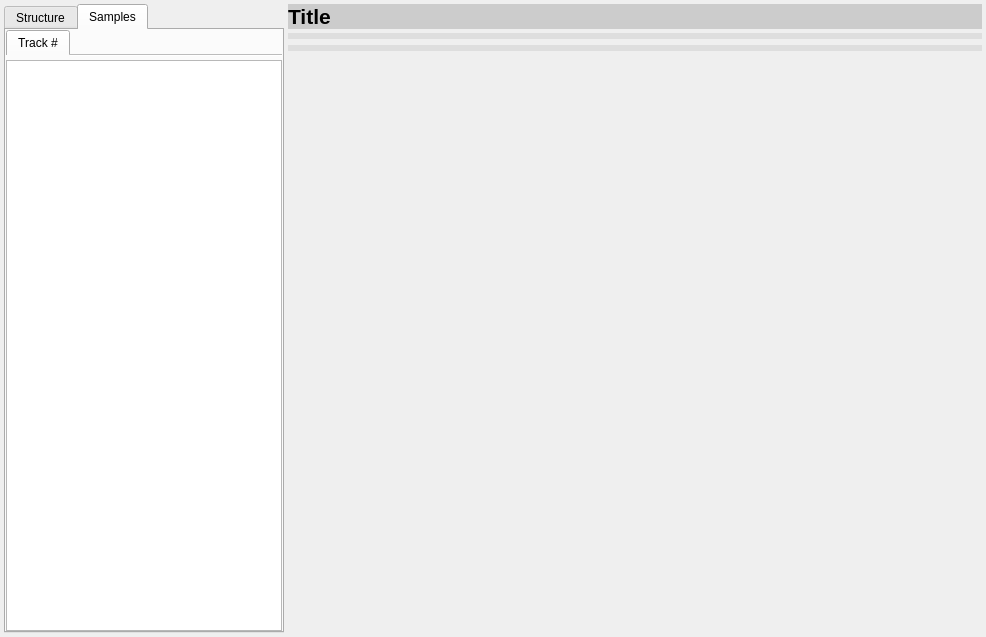
Qt form mini_analyser/ui/tabcontainer.ui (emericg/MiniVideo) before a commit.
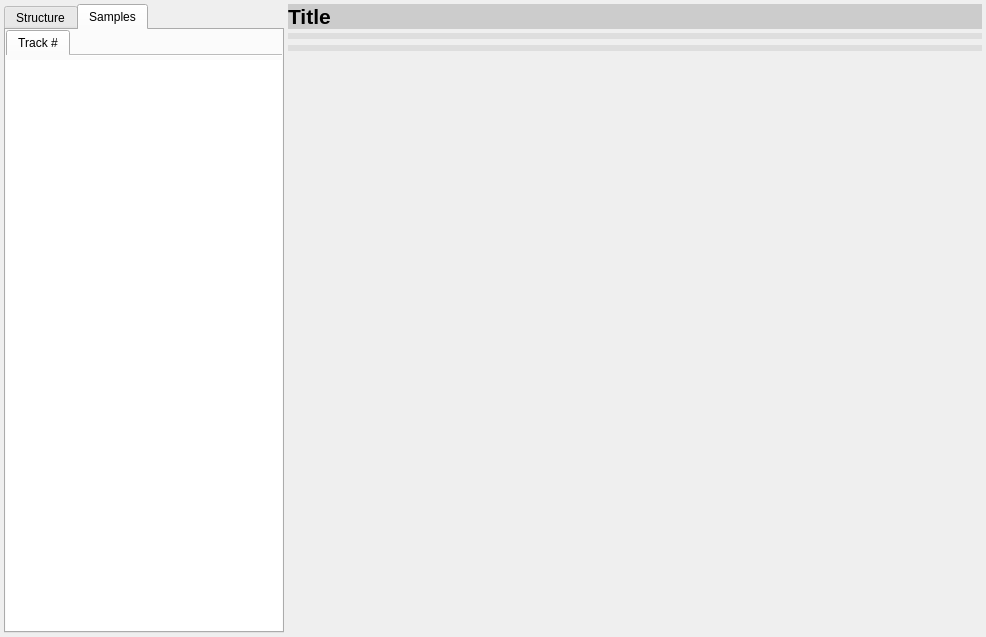
The same form after that commit. The open tabs and pages were chosen to show the change. Custom widgets are drawn as their Qt base class.

Commit message: mini_analyser: add scrollview to audio and video tabs

What changed in the file:
```diff
--- a/mini_analyser/ui/tabcontainer.ui
+++ b/mini_analyser/ui/tabcontainer.ui
@@ -115,7 +115,11 @@
         <number>0</number>
        </property>
        <item row="1" column="0">
-        <widget class="QListWidget" name="listWidget_samples"/>
+        <widget class="QListWidget" name="listWidget_samples">
+         <property name="frameShape">
+          <enum>QFrame::NoFrame</enum>
+         </property>
+        </widget>
        </item>
        <item row="0" column="0">
         <widget class="QTabWidget" name="tabWidget_tracks">
```
Left out of the diff: 3 changed lines with no effect on the pictures. The commit also changes 1 other file.
